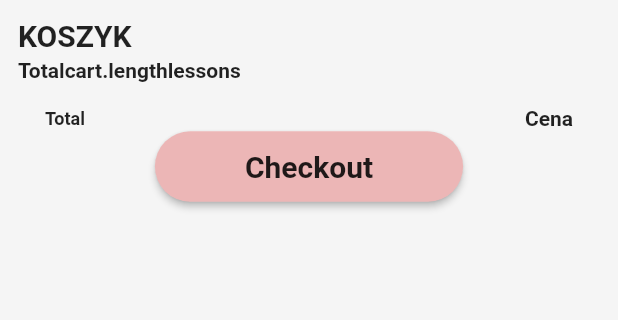
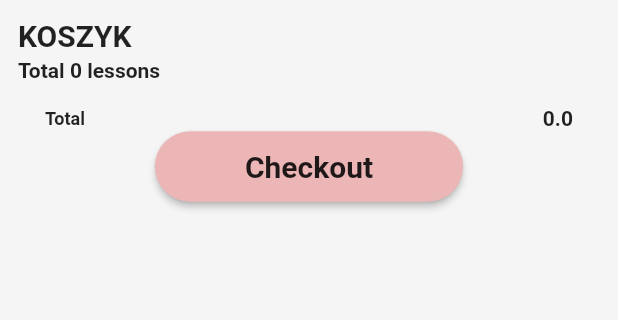
Before and after one commit to gorazdnina/Korepetycje, a Flutter app: the screen it shows once a user with an empty profile is signed in, item 4 of the bottom bar chosen, on a phone screen of 412 x 824 dp, the part 84-404 px from its top. Run offline on Flutter 3.47's test engine with Material 2 defaults, Android fonts, the phone set to English and light mode, and no system bars; our stand-ins replace cloud_firestore, firebase_auth, firebase_core, flutter_calendar_carousel, flutter_spinkit; missing offline and left inert: dart:html; accounts and stored records are empty; network calls fail.

Commit message:
Cart working fine, total price need correction

```diff
--- a/lib/providers/cartitemprovider.dart
+++ b/lib/providers/cartitemprovider.dart
@@ -52,4 +52,8 @@ class CartItemProvider with ChangeNotifier {
     firestoreService.removeCartItem(cartItemId);
   }
 
+  addquantity(String cartItemId,int quantity){
+    firestoreService.addquantity(cartItemId,quantity);
+  }
+
 }
--- a/lib/screens/home/cart.dart
+++ b/lib/screens/home/cart.dart
@@ -20,6 +20,7 @@ class CartPage extends StatefulWidget {
 class _CartPageState extends State<CartPage> {
   final DataBaseService _db = DataBaseService();
   CartItemProvider cartItemprovider =null;
+  double total=0;
   @override
   Widget build(BuildContext context) {
     cartItemprovider = Provider.of<CartItemProvider>(context);
@@ -32,7 +33,7 @@ class _CartPageState extends State<CartPage> {
           return ListView(
             children: <Widget>[
               createHeader(),
-              createSubTitle(),
+              createSubTitle(context),
               createCartList(context),
               footer(context)
             ],
@@ -61,7 +62,7 @@ class _CartPageState extends State<CartPage> {
               Container(
                 margin: EdgeInsets.only(right: 30),
                 child: Text(
-                  "Cena",
+                  total.toString(),
                   style: TextStyle(fontSize: 14, fontWeight: FontWeight.bold),
                 ),
               ),
@@ -101,11 +102,12 @@ class _CartPageState extends State<CartPage> {
     );
   }
 
-  createSubTitle() {
+  createSubTitle(BuildContext context) {
+    final items = Provider.of<List<CartItem>>(context);
     return Container(
       alignment: Alignment.topLeft,
       child: Text(
-        "Total" +  "cart.length" + "lessons", // attach length of cart table
+        "Total " +  items.length.toString() + " lessons", // attach length of cart table
         style: TextStyle(fontSize: 14, fontWeight: FontWeight.bold),
       ),
       margin: EdgeInsets.only(left: 12, top: 4),
@@ -116,6 +118,7 @@ class _CartPageState extends State<CartPage> {
 
   createCartList(BuildContext context) {
     final items = Provider.of<List<CartItem>>(context);
+    total = 0;
     return ListView.builder(
       shrinkWrap: true,
       primary: false,
@@ -133,15 +136,6 @@ class _CartPageState extends State<CartPage> {
       //drop item from database
   }
 
-
-  int count = 1; // do wywalenia
-  int pricePerHour = 30; // do wywalenia
-
-
-
-
-
-
  createCartListItem(CartItem cartitem) {
     String text = cartitem.productId;
      return StreamBuilder<QuerySnapshot>(
@@ -152,6 +146,7 @@ class _CartPageState extends State<CartPage> {
         );
         return Stack(
           children: snapshot.data.docs.map((DocumentSnapshot document) {
+             total = total + document.data()['price']*cartitem.quantity;
             return Stack(
               children: <Widget>[
                 Container(
@@ -207,7 +202,7 @@ class _CartPageState extends State<CartPage> {
                           mainAxisAlignment: MainAxisAlignment.spaceBetween,
                           children: <Widget>[
                             Text(
-                             document.data()['price'].toString() + " PLN", //price per hour * count of hour
+                             (document.data()['price']*cartitem.quantity).toString() + " PLN", //price per hour * count of hour
                               style: TextStyle(fontSize: 14, fontWeight: FontWeight.bold),
                             ),
                             Padding(
@@ -224,7 +219,8 @@ class _CartPageState extends State<CartPage> {
                                     ),
                                     onPressed: () {
                                       setState(() {
-                                        count--; //decrease hour of lessons from database
+                                        if(cartitem.quantity>0)
+                                          cartItemprovider.addquantity(cartitem.cartItemId, cartitem.quantity-1);
                                       });
                                     },
                                   ),
@@ -235,7 +231,7 @@ class _CartPageState extends State<CartPage> {
                                         top: 12, bottom: 12, right: 12, left: 12),
                                     alignment: Alignment.center,
                                     child: Text(
-                                      count.toString(),
+                                      cartitem.quantity.toString(),
                                       style:
                                       TextStyle(fontSize: 12, fontWeight: FontWeight.bold),
                                     ),
@@ -246,7 +242,7 @@ class _CartPageState extends State<CartPage> {
                                         color: Color(0xFFECB6B6)),
                                     onPressed: () {
                                       setState(() {
-                                        count++; //add hour of lessons to database
+                                        cartItemprovider.addquantity(cartitem.cartItemId, cartitem.quantity+1);
                                       });
                                     },
                                   ),
--- a/lib/screens/home/home.dart
+++ b/lib/screens/home/home.dart
@@ -220,7 +220,7 @@ class _HomeState extends State<Home>{
         },
         weekFormat: false,
         markedDatesMap: _markedDateMap,
-        height: 420.0,
+        height: 620.0,
         selectedDateTime: _currentDate,
         daysHaveCircularBorder: false, /// null for not rendering any border, true for circular border, false for rectangular border
       ),
--- a/lib/services/database.dart
+++ b/lib/services/database.dart
@@ -145,6 +145,10 @@ class DataBaseService{
     return cartItemCollection.doc(cartItemId).delete();
   }
 
+  Future<void> addquantity(String cartItemId,int quantity){
+    return cartItemCollection.doc(cartItemId).update({'quantity': quantity});
+  }
+
   Stream<List<CartItem>> cartItemOwner(String owner){
     final Query mylist = cartItemCollection.where("uid", isEqualTo: owner);
     return mylist.snapshots().map((snapshot) => snapshot.docs.map((document) => CartItem.fromFirestore(document.data())).toList());
```
